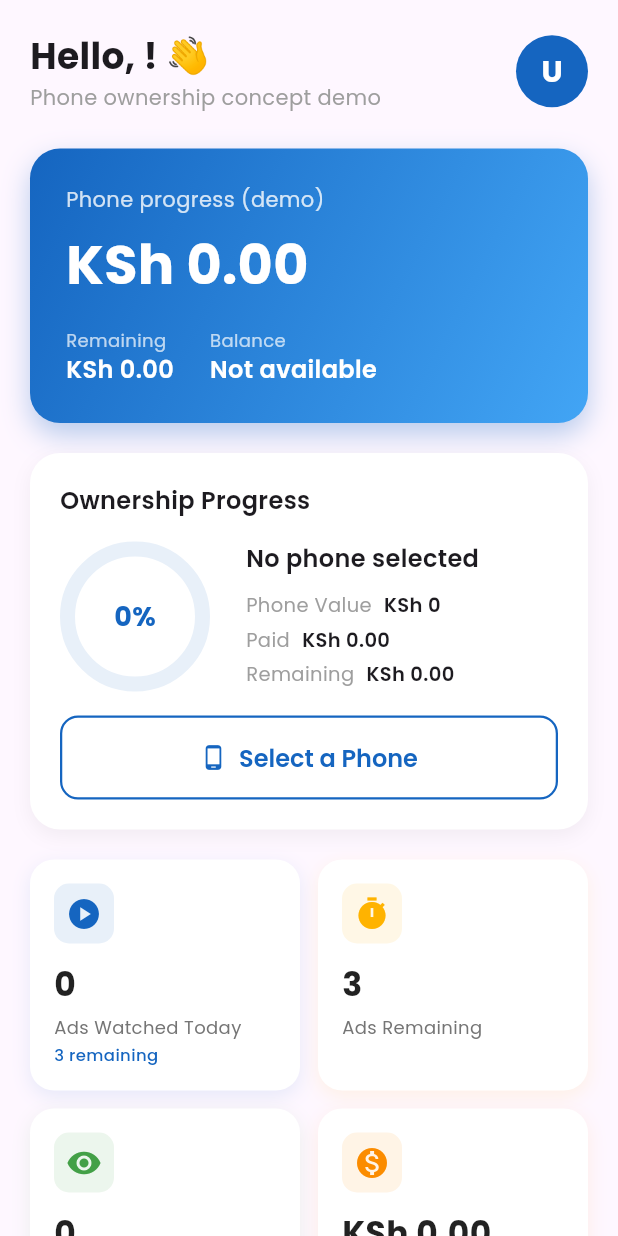
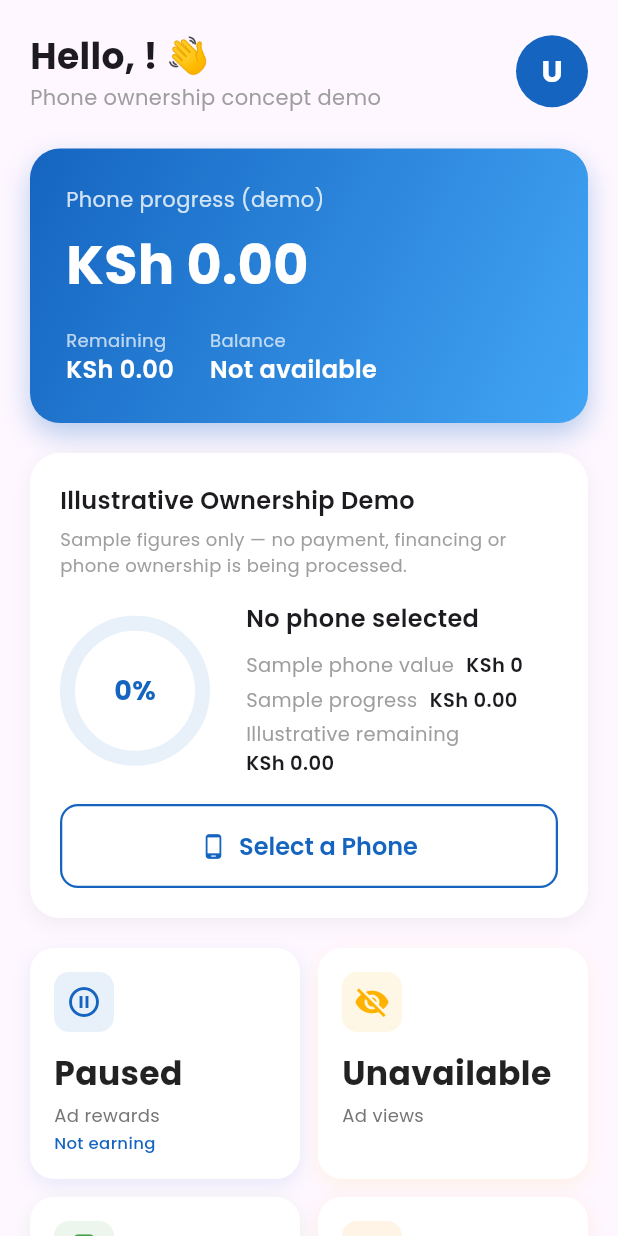
Before and after one commit to murithiian24-Avaru/Ian-Ndung-u-Muriithi, a Flutter app: the HomeScreen screen opened directly, on a phone screen of 412 x 824 dp. Run offline on Flutter 3.47's test engine with Material 3 defaults, Android fonts, the phone set to English and light mode, and no system bars; drawn by our look-alikes of percent_indicator; our stand-ins replace flutter_animate, google_fonts, package_info_plus, shared_preferences; accounts and stored records are empty; generated files the repository leaves out were written again; statements that could not run were skipped.

Commit message:
Label phone progress as illustrative and hide misleading ad metrics

```diff
--- a/adlease/lib/screens/home/home_screen.dart
+++ b/adlease/lib/screens/home/home_screen.dart
@@ -229,11 +229,16 @@ class HomeScreen extends StatelessWidget {
             crossAxisAlignment: CrossAxisAlignment.start,
             children: [
               Text(
-                'Ownership Progress',
+                'Illustrative Ownership Demo',
                 style: GoogleFonts.poppins(
                   fontSize: 16,
                   fontWeight: FontWeight.w600,
                 ),
+              ),
+              const SizedBox(height: 6),
+              const Text(
+                'Sample figures only — no payment, financing or phone ownership is being processed.',
+                style: TextStyle(fontSize: 12, color: Colors.grey),
               ),
               const SizedBox(height: 16),
               LayoutBuilder(
@@ -276,12 +281,12 @@ class HomeScreen extends StatelessWidget {
                       ),
                       const SizedBox(height: 8),
                       _buildProgressRow(
-                        'Phone Value',
+                        'Sample phone value',
                         formatKsh(phonePrice, decimals: 0),
                       ),
-                      _buildProgressRow('Paid', formatKsh(amountPaid)),
+                      _buildProgressRow('Sample progress', formatKsh(amountPaid)),
                       _buildProgressRow(
-                        'Remaining',
+                        'Illustrative remaining',
                         formatKsh(
                           (phonePrice - amountPaid).clamp(0, phonePrice),
                         ),
@@ -364,7 +369,8 @@ class HomeScreen extends StatelessWidget {
   Widget _buildStatsGrid(BuildContext context) {
     return Consumer2<AdProvider, OwnershipProvider>(
       builder: (_, adProvider, ownership, __) {
-        final cards = <Widget>[
+        final cards = AppFeatures.rewardsEnabled
+            ? <Widget>[
                 StatsCard(
                   title: 'Ads Watched Today',
                   value: '${adProvider.adsWatchedToday}',
@@ -385,9 +391,36 @@ class HomeScreen extends StatelessWidget {
                   color: AdLeaseTheme.successGreen,
                 ),
                 StatsCard(
-            title: AppLocalizations.of(context)!.appliedToPhone,
+                  title: 'Sample progress',
                   value: formatKsh(ownership.currentOwnership?.amountPaid ?? 0),
                   icon: Icons.monetization_on,
+                  color: AdLeaseTheme.warningOrange,
+                ),
+              ]
+            : <Widget>[
+                StatsCard(
+                  title: 'Ad rewards',
+                  value: 'Paused',
+                  icon: Icons.pause_circle_outline,
+                  color: AdLeaseTheme.primaryBlue,
+                  subtitle: 'Not earning',
+                ),
+                StatsCard(
+                  title: 'Ad views',
+                  value: 'Unavailable',
+                  icon: Icons.visibility_off,
+                  color: AdLeaseTheme.accentGold,
+                ),
+                StatsCard(
+                  title: 'Phone progress',
+                  value: 'Demo only',
+                  icon: Icons.phone_android,
+                  color: AdLeaseTheme.successGreen,
+                ),
+                StatsCard(
+                  title: 'Withdrawals',
+                  value: 'Disabled',
+                  icon: Icons.block,
                   color: AdLeaseTheme.warningOrange,
                 ),
               ];
```
Lines whose indentation alone changed are shown as unchanged.
